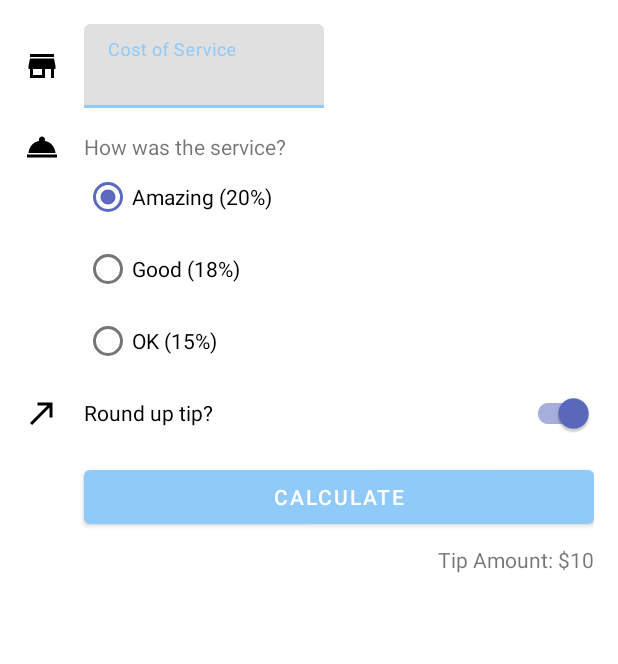
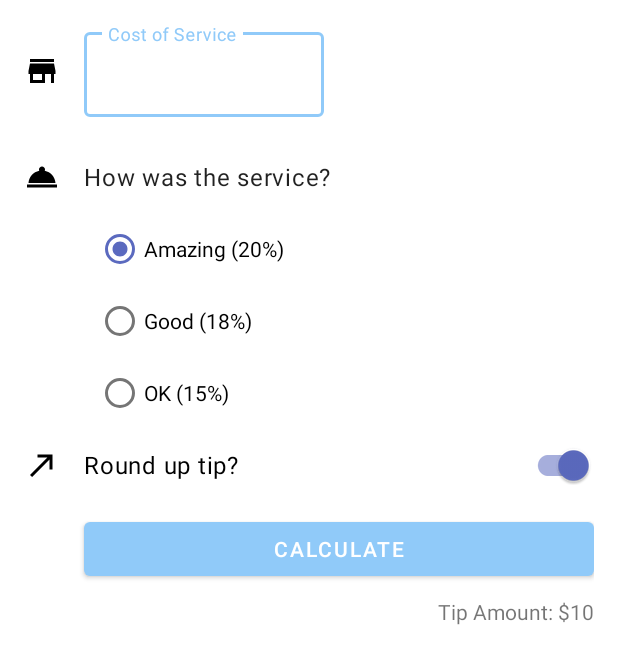
Before and after one commit to yanisapths/TipTime, an Android app: the layout activity_main.xml on its own in the app's theme, with its tools: preview values and no code run, on a phone screen of 412 x 824 dp. Shown: the top 664 px of the screen. Run offline under Robolectric (Android 15) with nearby library versions, the phone set to English and light mode, and no system bars.

Commit message:
create styles and themes,dimens

```diff
--- a/app/src/main/res/layout/activity_main.xml
+++ b/app/src/main/res/layout/activity_main.xml
@@ -1,6 +1,11 @@
 <?xml version="1.0" encoding="utf-8"?>
-<androidx.constraintlayout.widget.ConstraintLayout xmlns:android="http://schemas.android.com/apk/res/android"
+<ScrollView xmlns:android="http://schemas.android.com/apk/res/android"
     xmlns:app="http://schemas.android.com/apk/res-auto"
+    xmlns:tools="http://schemas.android.com/tools"
+    android:layout_width="match_parent"
+    android:layout_height="match_parent">
+
+    <androidx.constraintlayout.widget.ConstraintLayout
         xmlns:tools="http://schemas.android.com/tools"
         android:layout_width="match_parent"
         android:layout_height="match_parent"
@@ -47,6 +52,7 @@
 
         <TextView
             android:id="@+id/service_question"
+            style="@style/Widget.TipTime.TextView"
             android:layout_width="wrap_content"
             android:layout_height="wrap_content"
             android:layout_marginStart="16dp"
@@ -57,6 +63,7 @@
 
         <RadioGroup
             android:id="@+id/tip_options"
+            style="@style/Widget.TipTime.CompoundButton.RadioButton"
             android:layout_width="wrap_content"
             android:layout_height="wrap_content"
             android:checkedButton="@id/amazing_service"
@@ -95,6 +102,7 @@
 
         <com.google.android.material.switchmaterial.SwitchMaterial
             android:id="@+id/roundup_tip"
+            style="@style/Widget.TipTime.CompoundButton.Switch"
             android:layout_width="0dp"
             android:layout_height="wrap_content"
             android:checked="true"
@@ -124,3 +132,4 @@
 
 
     </androidx.constraintlayout.widget.ConstraintLayout>
+</ScrollView>
--- a/app/src/main/res/values-night/themes.xml
+++ b/app/src/main/res/values-night/themes.xml
@@ -12,5 +12,11 @@
         <!-- Status bar color. -->
         <item name="android:statusBarColor" tools:targetApi="l">?attr/colorPrimaryVariant</item>
         <!-- Customize your theme here. -->
+        <!-- Text input fields -->
+        <item name="textInputStyle">@style/Widget.MaterialComponents.TextInputLayout.OutlinedBox</item>
+        <!-- Radio Buttons -->
+        <item name="buttonStyle">@style/Widget.TipTime.CompoundButton.RadioButton</item>
+        <!-- Switches -->
+        <item name="switchStyle">@style/Widget.TipTime.CompoundButton.Switch</item>
     </style>
 </resources>
--- /dev/null
+++ b/app/src/main/res/values/dimens.xml
@@ -0,0 +1,4 @@
+<?xml version="1.0" encoding="utf-8"?>
+<resources>
+    <dimen name="min_text_height">48dp</dimen>
+</resources>
--- /dev/null
+++ b/app/src/main/res/values/styles.xml
@@ -0,0 +1,19 @@
+<?xml version="1.0" encoding="utf-8"?>
+<resources>
+    <style name="Widget.TipTime.TextView" parent="Widget.MaterialComponents.TextView">
+        <item name="android:minHeight">@dimen/min_text_height</item>
+        <item name="android:gravity">center_vertical</item>
+        <item name="android:textAppearance">?attr/textAppearanceBody1</item>
+    </style>
+    <style name="Widget.TipTime.CompoundButton.Switch" parent="Widget.MaterialComponents.CompoundButton.Switch">
+        <item name="android:minHeight">@dimen/min_text_height</item>
+        <item name="android:gravity">center_vertical</item>
+        <item name="android:textAppearance">?attr/textAppearanceBody1</item>
+    </style>
+    <style name="Widget.TipTime.CompoundButton.RadioButton" parent="Widget.MaterialComponents.CompoundButton.RadioButton">
+        <item name="android:paddingStart">8dp</item>
+        <item name="android:textAppearance">?attr/textAppearanceBody1</item>
+    </style>
+
+
+</resources>
--- a/app/src/main/res/values/themes.xml
+++ b/app/src/main/res/values/themes.xml
@@ -12,5 +12,11 @@
         <!-- Status bar color. -->
         <item name="android:statusBarColor" tools:targetApi="l">?attr/colorPrimaryVariant</item>
         <!-- Customize your theme here. -->
+        <!-- Text input fields -->
+        <item name="textInputStyle">@style/Widget.MaterialComponents.TextInputLayout.OutlinedBox</item>
+        <!-- Radio Buttons -->
+        <item name="buttonStyle">@style/Widget.TipTime.CompoundButton.RadioButton</item>
+        <!-- Switches -->
+        <item name="switchStyle">@style/Widget.TipTime.CompoundButton.Switch</item>
     </style>
 </resources>
```
Lines whose indentation alone changed are shown as unchanged.
